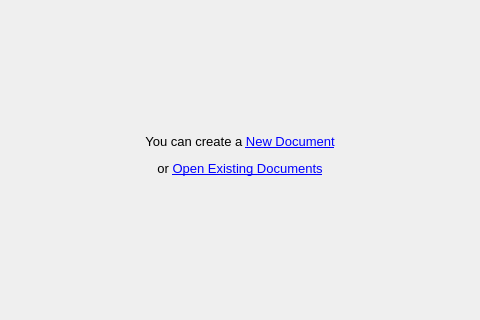
The window that src/mainwindow.ui (fougue/mayo) describes before a commit, drawn with Qt 5; both pictures show x 142 to 622 and y 165 to 485 of the 764 by 572 pixel window.
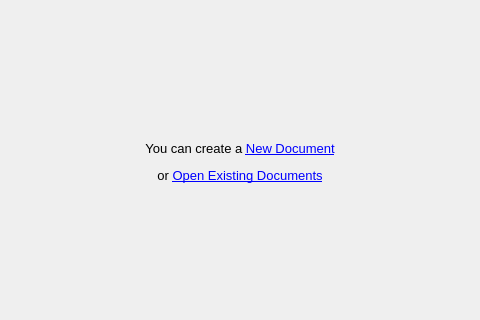
The same window after the commit. The open tabs and pages were chosen to show the change. Icons and pictures are not drawn. Custom widgets are drawn as their Qt base class.

Patch:
```diff
--- a/src/mainwindow.ui
+++ b/src/mainwindow.ui
@@ -43,6 +43,9 @@
         <item>
          <widget class="QWidget" name="widget_MainHome" native="true">
           <layout class="QVBoxLayout" name="verticalLayout_9">
+           <property name="spacing">
+            <number>20</number>
+           </property>
            <item>
             <widget class="QLabel" name="label_AppIcon">
              <property name="text">
```
Left out of the diff: 2 changed lines with no effect on the pictures.
